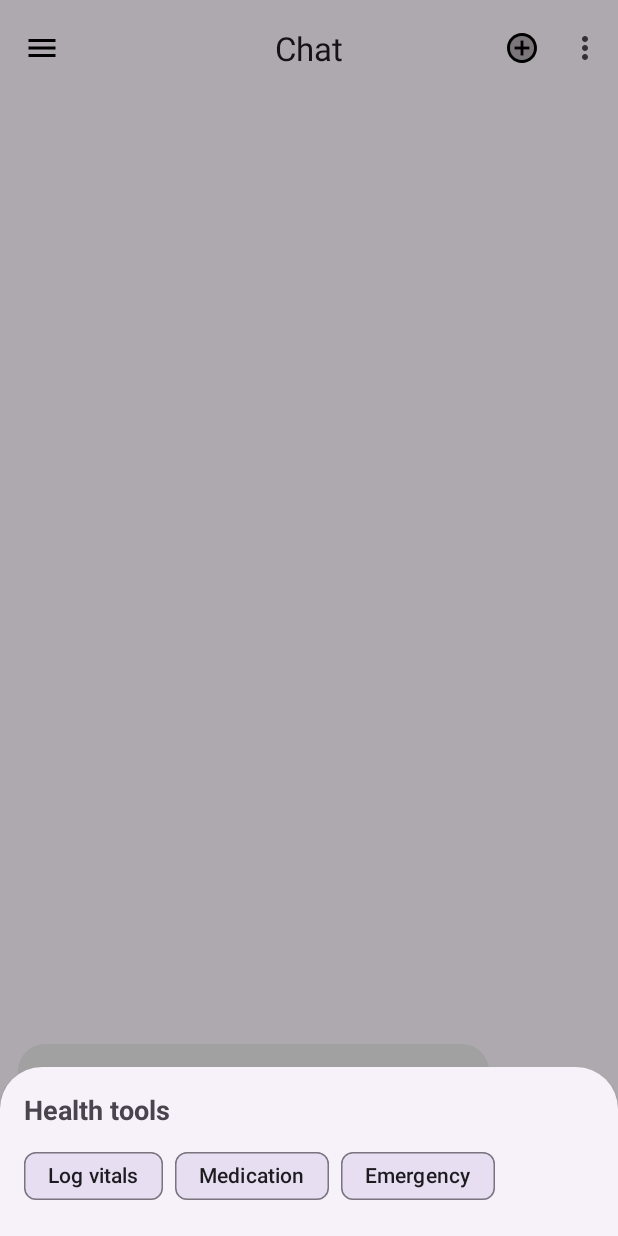
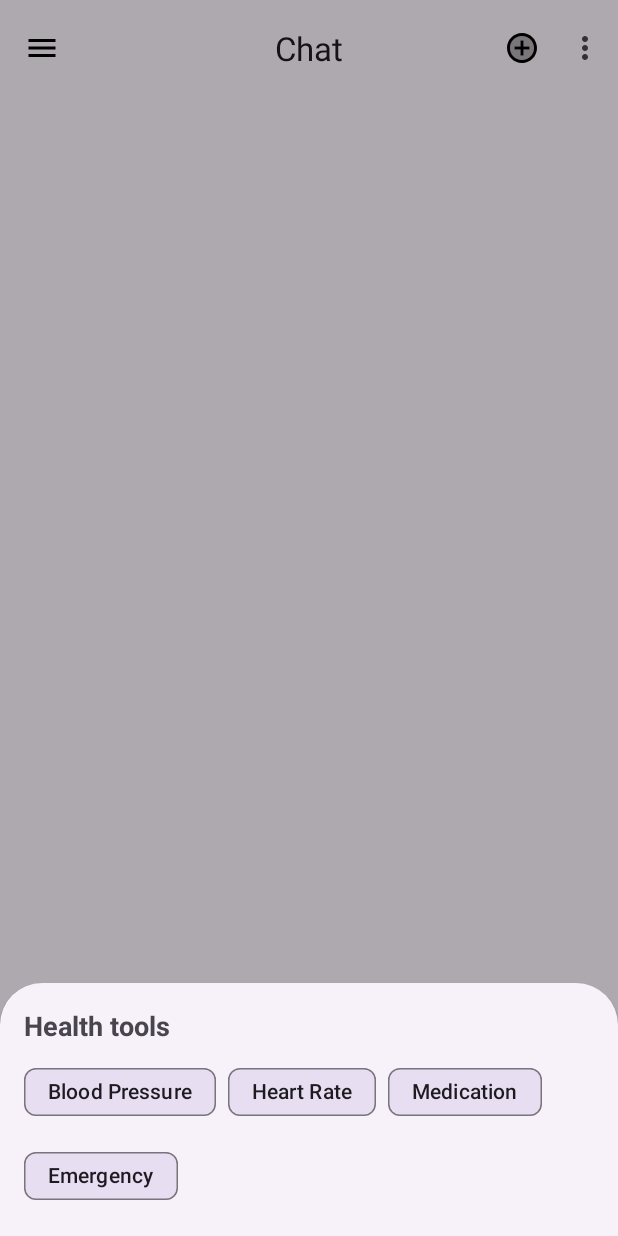
Before and after one commit to Luyixuan111/AIChatBot, an Android app: the screen it shows after launch (MainActivity), after a tap on "Health tools", on a phone screen of 412 x 824 dp. Run offline under Robolectric (Android 15) with nearby library versions, the phone set to English and light mode, and no system bars.

Commit message:
added more features on the bottomsheet health tools

```diff
--- a/app/build.gradle.kts
+++ b/app/build.gradle.kts
@@ -50,6 +50,7 @@ dependencies {
     implementation("androidx.core:core-ktx:1.13.1")
     implementation("androidx.appcompat:appcompat:1.7.0")
     implementation("com.google.android.material:material:1.12.0")
+
 // RecyclerView & Lifecycle
     implementation("androidx.recyclerview:recyclerview:1.3.2")
     implementation("androidx.lifecycle:lifecycle-runtime-ktx:2.8.6")
--- a/app/src/main/res/layout/bottomsheet_health_tools.xml
+++ b/app/src/main/res/layout/bottomsheet_health_tools.xml
@@ -26,11 +26,18 @@
             android:paddingTop="8dp">
 
             <com.google.android.material.chip.Chip
-                android:id="@+id/chipVitals"
+                android:id="@+id/chipBP"
                 android:layout_width="wrap_content"
                 android:layout_height="wrap_content"
                 style="@style/Widget.Material3.Chip.Assist"
-                android:text="Log vitals"/>
+                android:text="Blood Pressure"/>
+
+            <com.google.android.material.chip.Chip
+                android:id="@+id/chipHR"
+                android:layout_width="wrap_content"
+                android:layout_height="wrap_content"
+                style="@style/Widget.Material3.Chip.Assist"
+                android:text="Heart Rate"/>
 
             <com.google.android.material.chip.Chip
                 android:id="@+id/chipMeds"
--- a/app/src/main/res/values/strings.xml
+++ b/app/src/main/res/values/strings.xml
@@ -1,3 +1,7 @@
 <resources>
     <string name="app_name">Chatbot</string>
+    <string name="hint_input_generic">Please Enter</string>
+    <string name="hint_input_hr">Please enter heart rate (bpm)</string>
+    <string name="hint_input_bp_sys">Please enter systolic pressure (mmHg)</string>
+    <string name="hint_input_bp_dia">Please enter diastolic pressure (mmHg)</string>
 </resources>
```
Also changed, not shown: app/src/main/java/com/example/chatbot/MainActivity.kt (+57 -3 lines), app/src/main/res/layout/dialog_single_input.xml (added, +24 -0 lines).
